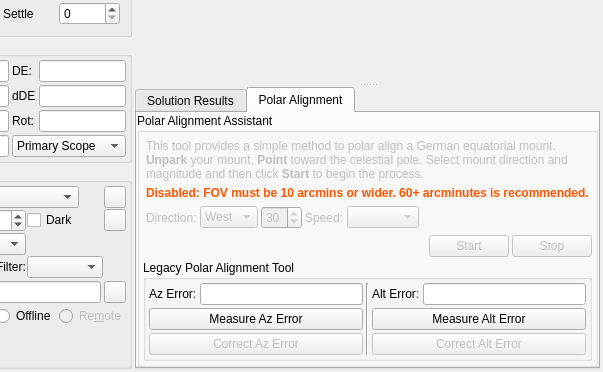
Above: kstars/ekos/align/align.ui from KDE/kstars before the change; both pictures show x 117 to 720 and y 160 to 532 of the 720 by 532 pixel window. Below: the same form after it.
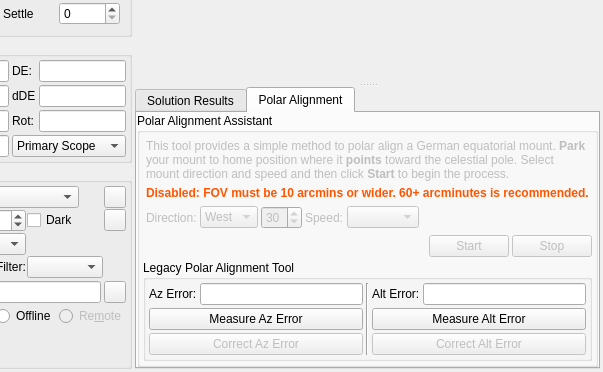
That is the form after the change. The open tabs and pages were chosen to show the change. Custom widgets are drawn as their Qt base class.

Commit message: Save PAH mount speed index for future use

```diff
--- a/kstars/ekos/align/align.ui
+++ b/kstars/ekos/align/align.ui
@@ -1118,7 +1118,7 @@
                <item>
                 <widget class="QLabel" name="introText">
                  <property name="text">
-                  <string>&lt;p&gt;This tool provides a simple method to polar align a German equatorial mount. &lt;span style=&quot; font-weight:600;&quot;&gt;Unpark&lt;/span&gt; your mount, &lt;span style=&quot; font-weight:600;&quot;&gt;Point&lt;/span&gt; toward the celestial pole. Select mount direction and magnitude and then click &lt;span style=&quot; font-weight:600;&quot;&gt;Start&lt;/span&gt; to begin the process.&lt;/p&gt;</string>
+                  <string>&lt;html&gt;&lt;head/&gt;&lt;body&gt;&lt;p&gt;This tool provides a simple method to polar align a German equatorial mount. &lt;span style=&quot; font-weight:600;&quot;&gt;Park&lt;/span&gt; your mount to home position where it &lt;span style=&quot; font-weight:600;&quot;&gt;points&lt;/span&gt; toward the celestial pole. Select mount direction and speed and then click &lt;span style=&quot; font-weight:600;&quot;&gt;Start&lt;/span&gt; to begin the process.&lt;/p&gt;&lt;/body&gt;&lt;/html&gt;</string>
                  </property>
                  <property name="wordWrap">
                   <bool>true</bool>
```
The commit also changes 3 other files.
